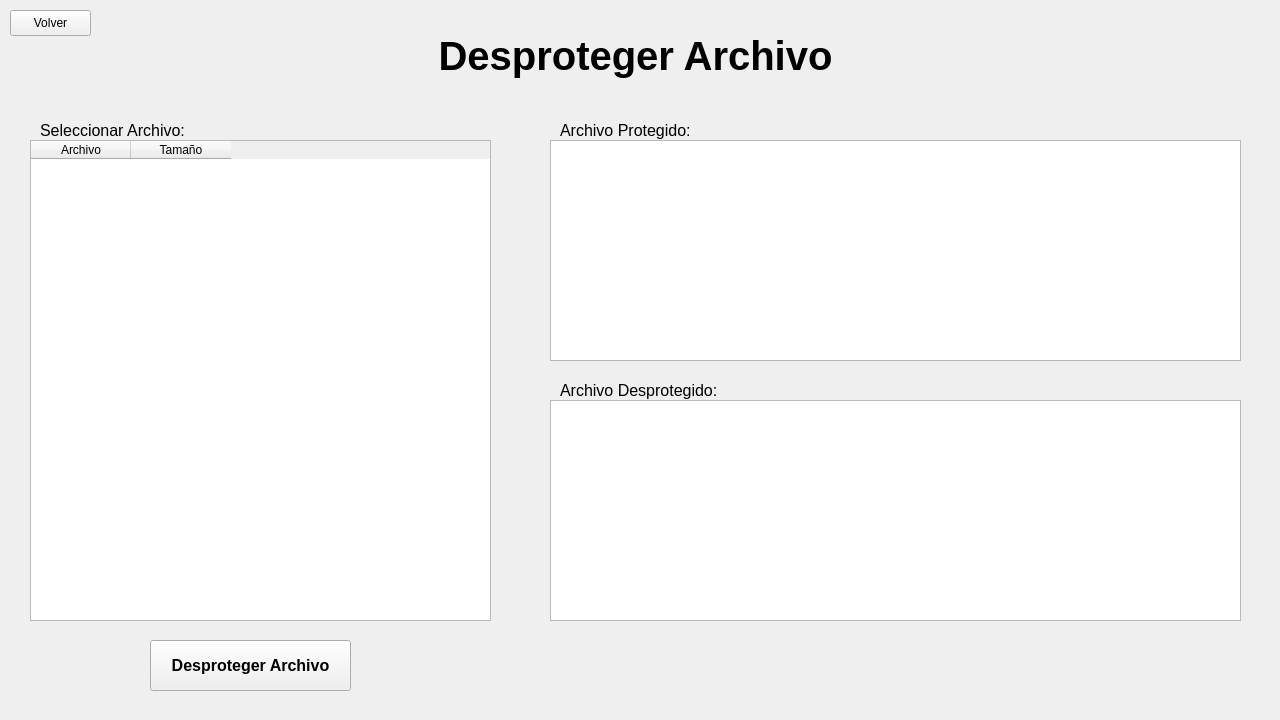
PepeObot/HammingCode, file Ventanas/decodeFilePanel.ui: the form before one commit.
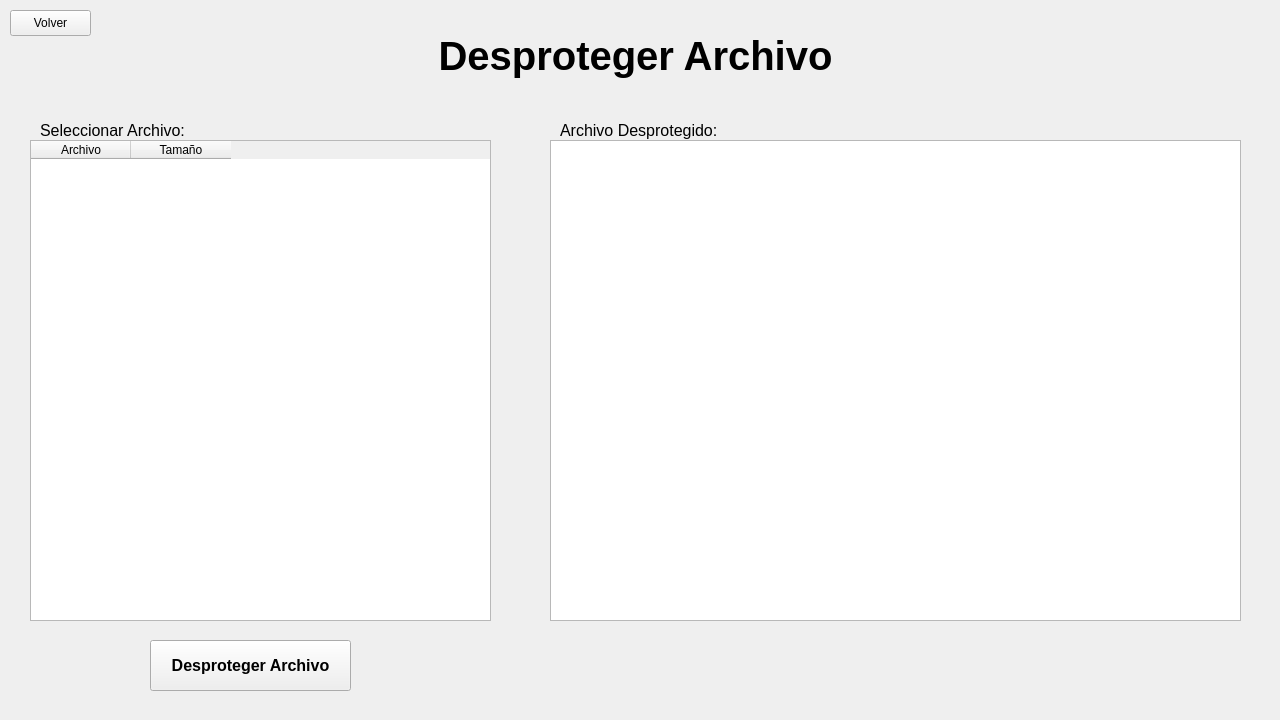
The form after the commit.

Patch:
```diff
--- a/Ventanas/decodeFilePanel.ui
+++ b/Ventanas/decodeFilePanel.ui
@@ -87,23 +87,13 @@
     <string>Seleccionar Archivo: </string>
    </property>
   </widget>
-  <widget class="QTextEdit" name="textFileP">
-   <property name="geometry">
-    <rect>
-     <x>550</x>
-     <y>140</y>
-     <width>691</width>
-     <height>221</height>
-    </rect>
-   </property>
-  </widget>
   <widget class="QTextEdit" name="textFileD">
    <property name="geometry">
     <rect>
      <x>550</x>
-     <y>400</y>
+     <y>140</y>
      <width>691</width>
-     <height>221</height>
+     <height>481</height>
     </rect>
    </property>
   </widget>
@@ -126,30 +116,11 @@
     <string>Desproteger Archivo</string>
    </property>
   </widget>
-  <widget class="QLabel" name="label_2">
-   <property name="geometry">
-    <rect>
-     <x>560</x>
-     <y>120</y>
-     <width>171</width>
-     <height>21</height>
-    </rect>
-   </property>
-   <property name="font">
-    <font>
-     <pointsize>12</pointsize>
-     <bold>false</bold>
-    </font>
-   </property>
-   <property name="text">
-    <string>Archivo Protegido:</string>
-   </property>
-  </widget>
   <widget class="QLabel" name="label_3">
    <property name="geometry">
     <rect>
      <x>560</x>
-     <y>380</y>
+     <y>120</y>
      <width>171</width>
      <height>21</height>
     </rect>
```
